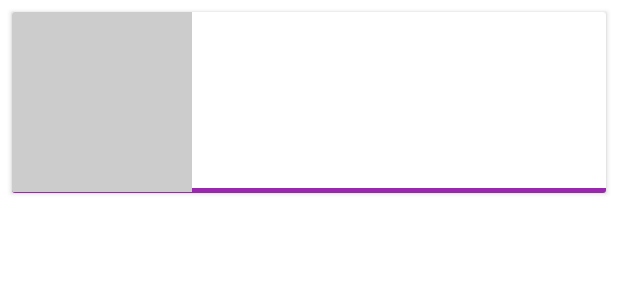
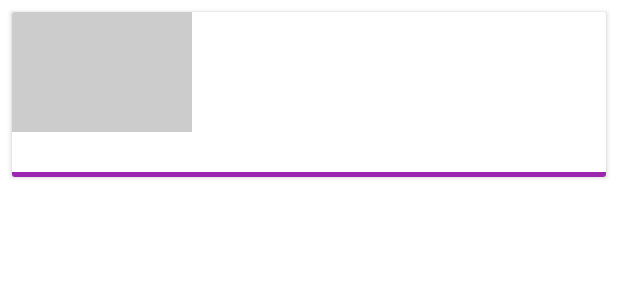
Before and after one commit to devikamehra/XYZReader, an Android app: the layout list_item_article_left.xml on its own in the app's theme, with its tools: preview values and no code run, on a phone screen of 412 x 824 dp. Shown: the top 300 px of the screen. Run offline under Robolectric (Android 15) with nearby library versions, the light colour scheme and no system bars.

Commit message:
Dynamic Height implemented

```diff
--- /dev/null
+++ b/XYZReader/src/main/java/com/example/xyzreader/ui/DynamicHeightNetworkImageView.java
@@ -0,0 +1,34 @@
+package com.example.xyzreader.ui;
+
+import android.content.Context;
+import android.util.AttributeSet;
+
+import com.android.volley.toolbox.NetworkImageView;
+
+public class DynamicHeightNetworkImageView extends NetworkImageView {
+    private float mAspectRatio = 1.5f;
+
+    public DynamicHeightNetworkImageView(Context context) {
+        super(context);
+    }
+
+    public DynamicHeightNetworkImageView(Context context, AttributeSet attrs) {
+        super(context, attrs);
+    }
+
+    public DynamicHeightNetworkImageView(Context context, AttributeSet attrs, int defStyle) {
+        super(context, attrs, defStyle);
+    }
+
+    public void setAspectRatio(float aspectRatio) {
+        mAspectRatio = aspectRatio;
+        requestLayout();
+    }
+
+    @Override
+    protected void onMeasure(int widthMeasureSpec, int heightMeasureSpec) {
+        super.onMeasure(widthMeasureSpec, heightMeasureSpec);
+        int measuredWidth = getMeasuredWidth();
+        setMeasuredDimension(measuredWidth, (int) (measuredWidth / mAspectRatio));
+    }
+}
--- /dev/null
+++ b/XYZReader/src/main/res/drawable-xxhdpi/card_background.xml
@@ -0,0 +1,17 @@
+<?xml version="1.0" encoding="utf-8"?>
+<layer-list xmlns:android="http://schemas.android.com/apk/res/android" >
+
+    <item
+        android:left="-5dp"
+        android:right="-5dp"
+        android:top="-5dp">
+        <shape android:shape="rectangle" >
+            <solid android:color="#FFFFFF" />
+
+            <stroke
+                android:width="3dp"
+                android:color="@color/primary" />
+        </shape>
+    </item>
+
+</layer-list>
--- a/XYZReader/src/main/res/layout/fragment_article_detail.xml
+++ b/XYZReader/src/main/res/layout/fragment_article_detail.xml
@@ -160,7 +160,7 @@
         android:clickable="true"
         app:layout_anchor="@id/appbar"
         app:layout_anchorGravity="bottom|right|end"
-        app:pressedTranslationZ="16dp"
+        app:pressedTranslationZ="@dimen/share_fab_elevation"
         app:borderWidth="0dp"
         app:elevation="@dimen/share_fab_elevation"
         app:rippleColor="@color/primary_dark" />
--- a/XYZReader/src/main/res/layout/list_item_article_left.xml
+++ b/XYZReader/src/main/res/layout/list_item_article_left.xml
@@ -12,18 +12,14 @@
     app:cardElevation="@dimen/cardview_default_elevation"
     card_view:cardCornerRadius="@dimen/default_padding_small">
 
-    <View
-        android:layout_marginTop="@dimen/separator_top_margin"
-        android:layout_width="match_parent"
-        android:layout_height="@dimen/separator_height"
-        android:background="@color/primary"/>
-
     <LinearLayout
+        android:minHeight="@dimen/min_height_list_item"
+        android:background="@drawable/card_background"
         android:layout_width="match_parent"
         android:layout_height="wrap_content"
         android:orientation="horizontal">
 
-        <ImageView
+        <com.example.xyzreader.ui.DynamicHeightNetworkImageView
             android:id="@+id/article_image"
             android:layout_width="@dimen/imageview_in_list_height"
             android:layout_height="@dimen/imageview_in_list_height"
--- a/XYZReader/src/main/res/values/dimens.xml
+++ b/XYZReader/src/main/res/values/dimens.xml
@@ -19,6 +19,7 @@
     <dimen name="separator_height">3dp</dimen>
     <dimen name="layout_margin_detail_fragment">24dp</dimen>
     <dimen name="icon_dimension">48dp</dimen>
-    <dimen name="share_fab_elevation">12dp</dimen>
+    <dimen name="share_fab_elevation">6dp</dimen>
+    <dimen name="min_height_list_item">110dp</dimen>
 
 </resources>
```
Also changed, not shown: XYZReader/src/main/java/com/example/xyzreader/ui/ArticleDetailFragment.java (+29 -6 lines), XYZReader/src/main/java/com/example/xyzreader/ui/ImageLoaderHelper.java (added, +44 -0 lines), XYZReader/src/main/java/com/example/xyzreader/ui/MyRecyclerViewAdapter.java (+5 -4 lines), XYZReader/src/main/res/layout/list_item_article_right.xml (+3 -7 lines).
